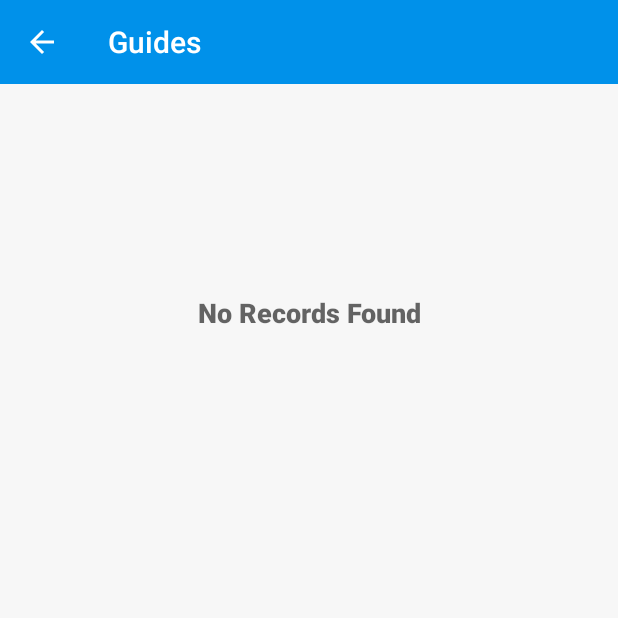
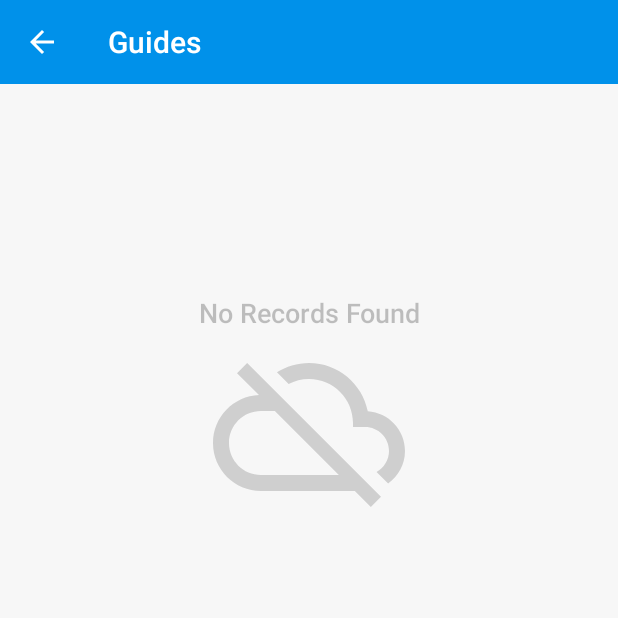
Before and after one commit to mwaqaspervez/Traveyy, an Android app: the Guides screen opened directly, with no data from a screen before it, on a phone screen of 412 x 824 dp, the top half of it. Run offline under Robolectric (Android 15) with nearby library versions, the phone set to English and light mode, and no system bars; our stand-ins replace Firebase (no records; nobody signed in at launch, a user with empty details on screens opened directly); libraries missing offline, so code that uses them is left out: com.crashlytics.android, com.mikepenz.fontawesome_typeface_library, com.mikepenz.iconics, com.mikepenz.materialdrawer, io.fabric.sdk and 1 more; pictures from the network do not load; 7 statements that could not run were skipped.

Commit message:
First Commit

```diff
--- a/app/src/main/java/com/example/dayshift_2/traveyy/Guides.java
+++ b/app/src/main/java/com/example/dayshift_2/traveyy/Guides.java
@@ -58,6 +58,7 @@ public class Guides extends BaseActivity {
         recyclerView.setLayoutManager(mLayoutManager);
 
         mAdapter = new RecycleViewGuideAdapter(guideList);
+
         recyclerView.setAdapter(new SlideInLeftAnimationAdapter(mAdapter));
         recyclerView.addOnItemTouchListener(new RecyclerTouchListener(getApplicationContext(), recyclerView, new RecyclerTouchListener.ClickListener() {
             @Override
--- /dev/null
+++ b/app/src/main/res/drawable/ic_refresh.xml
@@ -0,0 +1,10 @@
+<vector xmlns:android="http://schemas.android.com/apk/res/android"
+    android:width="128dp"
+    android:height="128dp"
+    android:alpha="0.4"
+    android:viewportHeight="24.0"
+    android:viewportWidth="24.0">
+    <path
+        android:fillColor="#FF000000"
+        android:pathData="M19.35,10.04C18.67,6.59 15.64,4 12,4c-1.48,0 -2.85,0.43 -4.01,1.17l1.46,1.46C10.21,6.23 11.08,6 12,6c3.04,0 5.5,2.46 5.5,5.5v0.5H19c1.66,0 3,1.34 3,3 0,1.13 -0.64,2.11 -1.56,2.62l1.45,1.45C23.16,18.16 24,16.68 24,15c0,-2.64 -2.05,-4.78 -4.65,-4.96zM3,5.27l2.75,2.74C2.56,8.15 0,10.77 0,14c0,3.31 2.69,6 6,6h11.73l2,2L21,20.73 4.27,4 3,5.27zM7.73,10l8,8H6c-2.21,0 -4,-1.79 -4,-4s1.79,-4 4,-4h1.73z" />
+</vector>
--- a/app/src/main/res/layout/layout_list_guides.xml
+++ b/app/src/main/res/layout/layout_list_guides.xml
@@ -25,10 +25,11 @@
         android:layout_height="wrap_content"
         android:layout_gravity="center"
         android:layout_marginTop="140dp"
+        android:alpha="0.4"
+        android:drawableBottom="@drawable/ic_refresh"
         android:gravity="center"
         android:text="No Records Found"
         android:textAppearance="@android:style/TextAppearance.DeviceDefault.Medium"
-        android:textStyle="bold"
         android:visibility="gone" />
 
 </LinearLayout>
```
